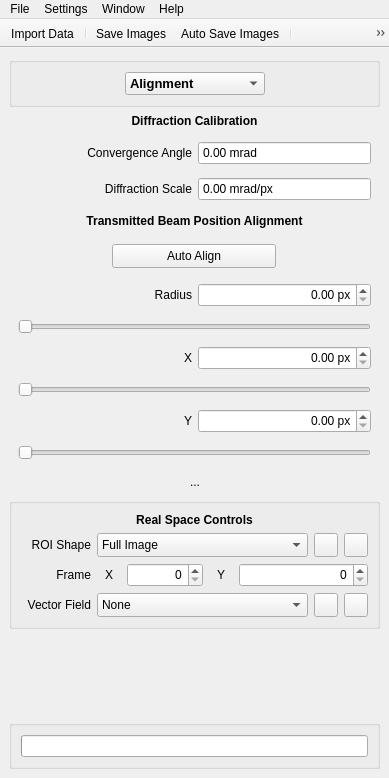
The window that gui/Quant4D_FigForm.ui (bryandesser/pyQuant4D) describes before a commit, drawn with Qt 5.
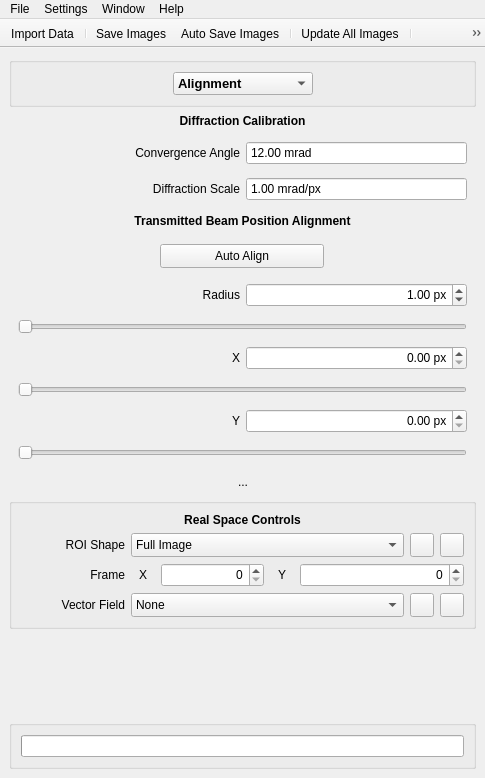
The same window after the commit. The open tabs and pages were chosen to show the change. Icons and pictures are not drawn. Custom widgets are drawn as their Qt base class.

Commit message: modified:   callbacks/__pycache__/appClass.cpython-311.pyc 	modified:   callbacks/__pycache__/guiClass.cpython-311.pyc 	modified:   callbacks/__pycache__/imageUtils.cpython-311.pyc 	modified:   callbacks/__pycache__/ioUtils.cpython-311.pyc 	modified:   callbacks/__pycache__/utils.cpython-311.pyc 	modified:   callbacks/appClass.py 	modified:   callbacks/guiClass.py 	modified:   callbacks/imageUtils.py 	modified:   callbacks/ioUtils.py 	modified:   callbacks/utils.py 	modified:   gui/Quant4D_FigForm.ui 	modified:   gui/SettingsPanelForm.ui

```diff
--- a/gui/Quant4D_FigForm.ui
+++ b/gui/Quant4D_FigForm.ui
@@ -6,7 +6,7 @@
    <rect>
     <x>0</x>
     <y>0</y>
-    <width>365</width>
+    <width>485</width>
     <height>778</height>
    </rect>
   </property>
@@ -942,6 +942,9 @@
             <property name="suffix">
              <string> mrad</string>
             </property>
+            <property name="value">
+             <double>12.000000000000000</double>
+            </property>
            </widget>
           </item>
           <item row="2" column="2" colspan="2">
@@ -967,6 +970,9 @@
             <property name="maximum">
              <double>1000.000000000000000</double>
             </property>
+            <property name="value">
+             <double>1.000000000000000</double>
+            </property>
            </widget>
           </item>
           <item row="6" column="2" colspan="2">
@@ -983,6 +989,9 @@
             <property name="suffix">
              <string> px</string>
             </property>
+            <property name="value">
+             <double>1.000000000000000</double>
+            </property>
            </widget>
           </item>
           <item row="8" column="2" colspan="2">
@@ -2439,8 +2448,8 @@
     <rect>
      <x>0</x>
      <y>0</y>
-     <width>365</width>
-     <height>26</height>
+     <width>485</width>
+     <height>24</height>
     </rect>
    </property>
    <widget class="QMenu" name="menuFile">
@@ -2860,6 +2869,11 @@
    <extends>QSlider</extends>
    <header>superqt</header>
   </customwidget>
+  <customwidget>
+   <class>QDoubleSlider</class>
+   <extends>QSlider</extends>
+   <header>superqt</header>
+  </customwidget>
  </customwidgets>
  <resources/>
  <connections/>
```
Left out of the diff: 18 changed lines with no effect on the pictures. The commit also changes 11 other files.
